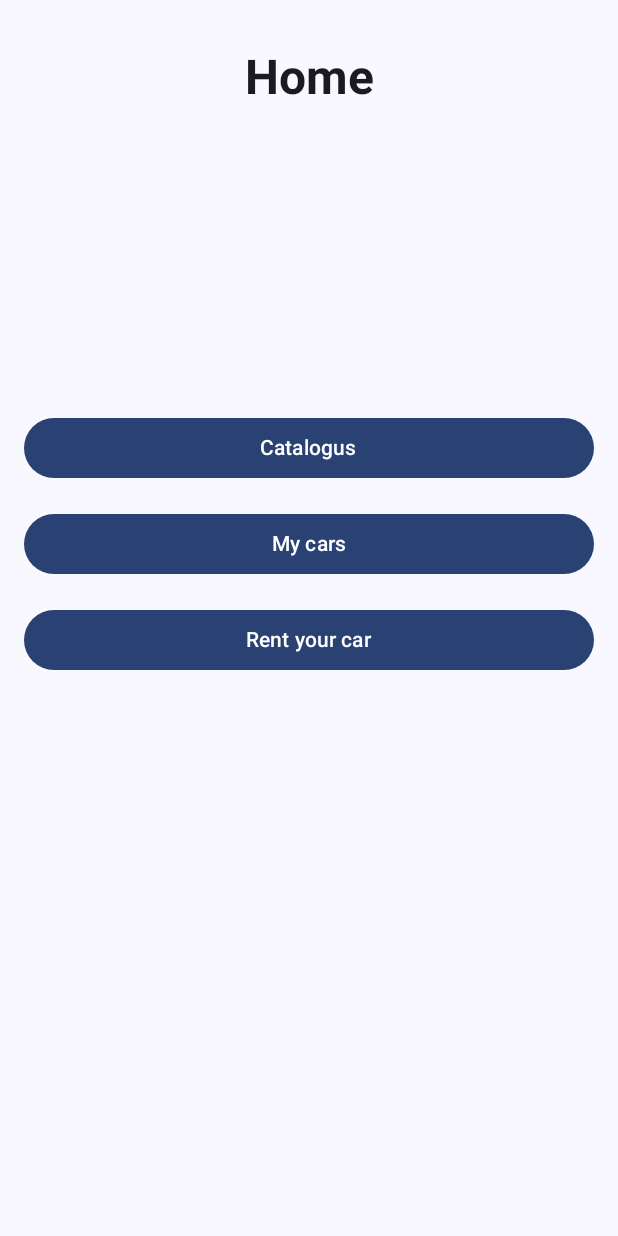
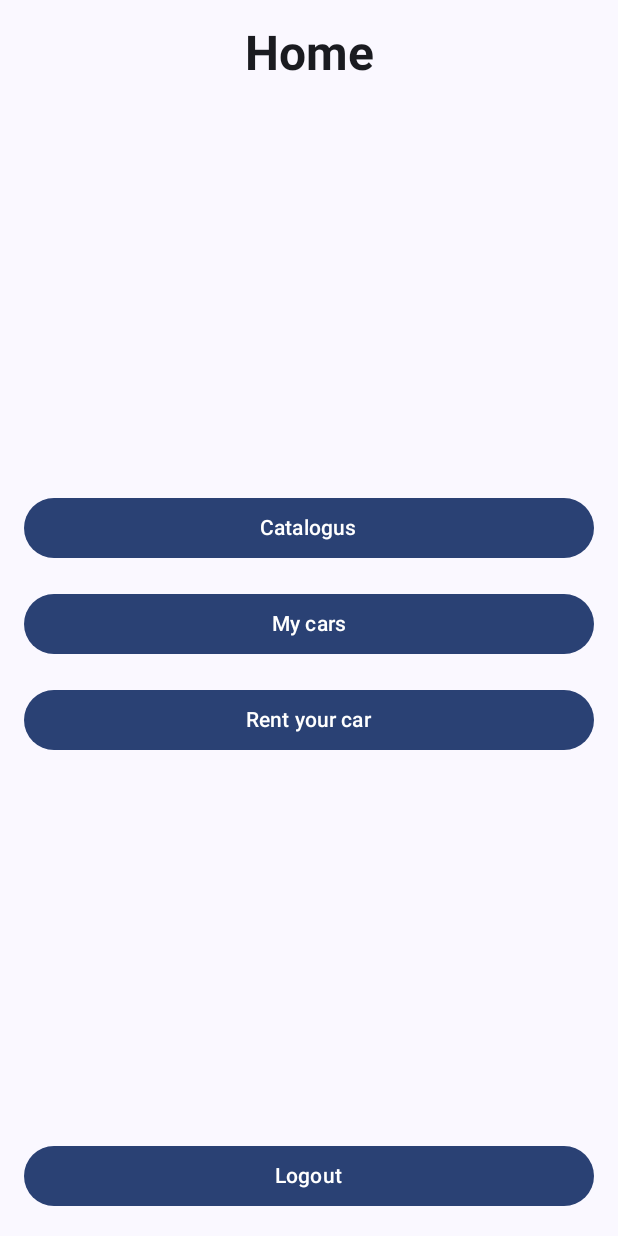
Before and after one commit to thisw2004/MyRentFinal, an Android app built with Jetpack Compose: the HomeScreenLayout screen opened through its navigation route, on a phone screen of 412 x 824 dp. Run offline under Robolectric (Android 15) with nearby library versions, the light colour scheme and no system bars.

Commit message:
V2.1.1 Slightly updated layout

```diff
--- a/app/src/main/java/com/example/myrentapp/HomeScreen.kt
+++ b/app/src/main/java/com/example/myrentapp/HomeScreen.kt
@@ -10,7 +10,6 @@ import androidx.compose.ui.tooling.preview.Preview
 import androidx.compose.ui.unit.dp
 import androidx.navigation.NavController
 import androidx.navigation.compose.rememberNavController
-import com.example.myrentapp.ui.theme.MyRentAppTheme
 
 @Composable
 fun HomeScreenLayout(sharedViewModel: SharedViewModel, navController: NavController) {
@@ -24,7 +23,7 @@ fun HomeScreenLayout(sharedViewModel: SharedViewModel, navController: NavControl
             text = "Home",
             style = MaterialTheme.typography.headlineLarge,
             fontWeight = FontWeight.Bold,
-            modifier = Modifier.padding(top = 16.dp, bottom = 32.dp)
+            modifier = Modifier.padding(bottom = 32.dp)
         )
 
         Spacer(modifier = Modifier.weight(1f))
@@ -56,17 +55,26 @@ fun HomeScreenLayout(sharedViewModel: SharedViewModel, navController: NavControl
             Text("Rent your car")
         }
 
-        Spacer(modifier = Modifier.weight(2f))
+        Spacer(modifier = Modifier.weight(1f))
+
+        Button(
+            onClick = {
+                // Implement logout logic here
+                navController.navigate("mymainscreen") {
+                    popUpTo("mymainscreen") { inclusive = true }
+                }
+            },
+            modifier = Modifier.fillMaxWidth()
+        ) {
+            Text("Logout")
+        }
     }
 }
 
 @Preview(showBackground = true)
 @Composable
 fun HomeScreenLayoutPreview() {
-    MyRentAppTheme {
-        HomeScreenLayout(
-            sharedViewModel = SharedViewModel(),
-            navController = rememberNavController()
-        )
+    MaterialTheme {
+        HomeScreenLayout(SharedViewModel(), rememberNavController())
     }
 }
--- a/app/src/main/java/com/example/myrentapp/ui/theme/MyMainscreenLayout.kt
+++ b/app/src/main/java/com/example/myrentapp/ui/theme/MyMainscreenLayout.kt
@@ -5,11 +5,25 @@ import androidx.compose.material3.*
 import androidx.compose.runtime.Composable
 import androidx.compose.ui.Alignment
 import androidx.compose.ui.Modifier
+import androidx.compose.ui.text.font.FontWeight
+import androidx.compose.ui.text.style.TextAlign
+import androidx.compose.ui.tooling.preview.Preview
 import androidx.compose.ui.unit.dp
 import androidx.navigation.NavController
+import androidx.navigation.compose.rememberNavController
 
 @Composable
 fun MyMainscreenLayout(navController: NavController) {
+    Box(modifier = Modifier.fillMaxSize()) {
+        Button(
+            onClick = { navController.navigate("Login") },
+            modifier = Modifier
+                .align(Alignment.TopEnd)
+                .padding(16.dp)
+        ) {
+            Text("Login")
+        }
+
         Column(
             modifier = Modifier
                 .fillMaxSize()
@@ -18,12 +32,35 @@ fun MyMainscreenLayout(navController: NavController) {
             verticalArrangement = Arrangement.Center
         ) {
             Text(
-            text = "Welcome to MyRentApp",
-            style = MaterialTheme.typography.headlineMedium
+                text = "MyRent",
+                style = MaterialTheme.typography.headlineLarge,
+                fontWeight = FontWeight.Bold
             )
+
             Spacer(modifier = Modifier.height(16.dp))
-        Button(onClick = { navController.navigate("Login") }) {
-            Text("Go to Login")
+
+            Text(
+                text = "Welcome to MyRent! Here you can easily find and rent cars at your fingertips. Whether you need a quick ride or want to earn some extra by sharing your own car, we have everything you need. So, let's hit the road together and redefine mobility. Have fun with MyRent!",
+                textAlign = TextAlign.Center,
+                style = MaterialTheme.typography.bodyMedium
+            )
+
+            Spacer(modifier = Modifier.height(32.dp))
+
+            Button(
+                onClick = { navController.navigate("Register") },
+                modifier = Modifier.fillMaxWidth()
+            ) {
+                Text("Register")
             }
         }
     }
+}
+
+@Preview(showBackground = true)
+@Composable
+fun MyMainscreenLayoutPreview() {
+    MaterialTheme {
+        MyMainscreenLayout(rememberNavController())
+    }
+}
```
Lines whose indentation alone changed are shown as unchanged.
